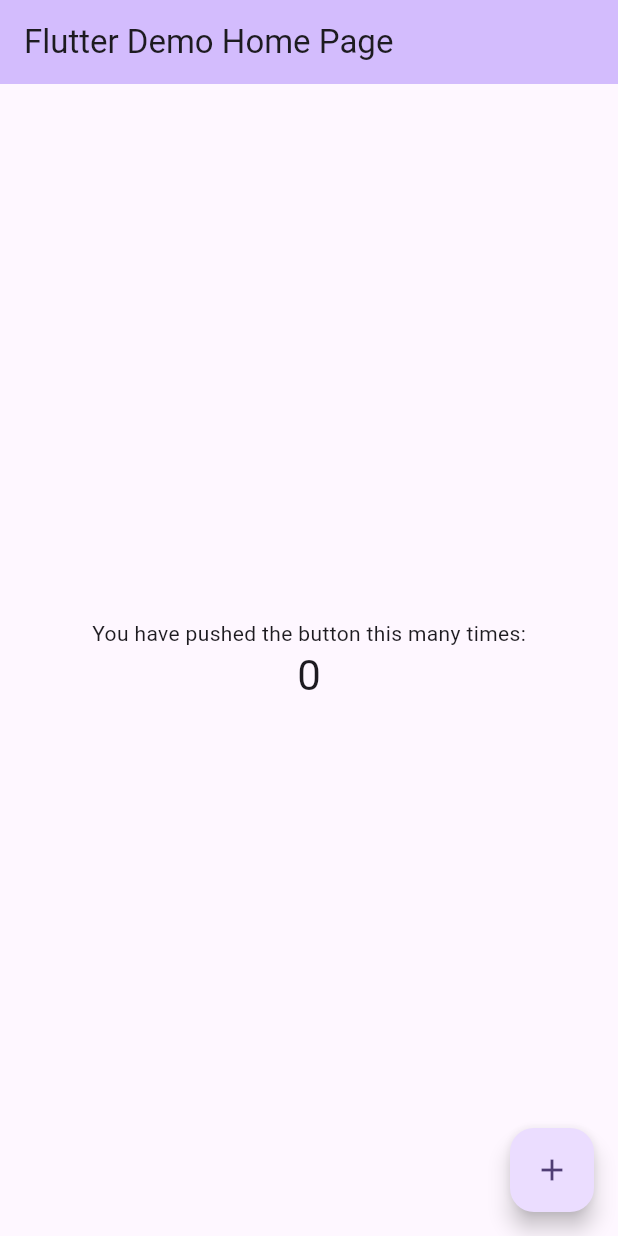
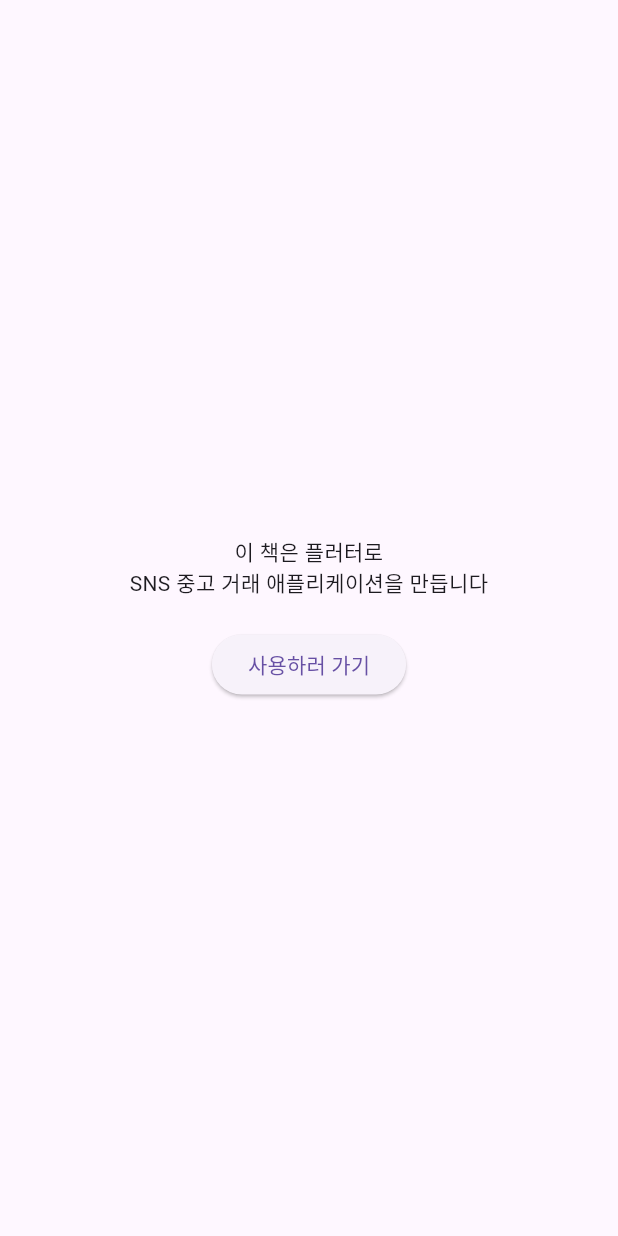
Before and after one commit to Jongmun-Choi/flutterHorseMarket, a Flutter app: the screen it shows after launch, on a phone screen of 412 x 824 dp. Run offline on Flutter 3.47's test engine with Material 3 defaults, Android fonts, the phone set to English and light mode, and no system bars.

Commit message:
[Flutter] 예제 소스 따라해보기
페이지 전환
- Navigator를 이용한 전환까지

```diff
--- a/lib/main.dart
+++ b/lib/main.dart
@@ -1,122 +1,7 @@
 import 'package:flutter/material.dart';
+
+import 'src/app.dart';
 
 void main() {
   runApp(const MyApp());
 }
-
-class MyApp extends StatelessWidget {
-  const MyApp({super.key});
-
-  // This widget is the root of your application.
-  @override
-  Widget build(BuildContext context) {
-    return MaterialApp(
-      title: 'Flutter Demo',
-      theme: ThemeData(
-        // This is the theme of your application.
-        //
-        // TRY THIS: Try running your application with "flutter run". You'll see
-        // the application has a purple toolbar. Then, without quitting the app,
-        // try changing the seedColor in the colorScheme below to Colors.green
-        // and then invoke "hot reload" (save your changes or press the "hot
-        // reload" button in a Flutter-supported IDE, or press "r" if you used
-        // the command line to start the app).
-        //
-        // Notice that the counter didn't reset back to zero; the application
-        // state is not lost during the reload. To reset the state, use hot
-        // restart instead.
-        //
-        // This works for code too, not just values: Most code changes can be
-        // tested with just a hot reload.
-        colorScheme: ColorScheme.fromSeed(seedColor: Colors.deepPurple),
-      ),
-      home: const MyHomePage(title: 'Flutter Demo Home Page'),
-    );
-  }
-}
-
-class MyHomePage extends StatefulWidget {
-  const MyHomePage({super.key, required this.title});
-
-  // This widget is the home page of your application. It is stateful, meaning
-  // that it has a State object (defined below) that contains fields that affect
-  // how it looks.
-
-  // This class is the configuration for the state. It holds the values (in this
-  // case the title) provided by the parent (in this case the App widget) and
-  // used by the build method of the State. Fields in a Widget subclass are
-  // always marked "final".
-
-  final String title;
-
-  @override
-  State<MyHomePage> createState() => _MyHomePageState();
-}
-
-class _MyHomePageState extends State<MyHomePage> {
-  int _counter = 0;
-
-  void _incrementCounter() {
-    setState(() {
-      // This call to setState tells the Flutter framework that something has
-      // changed in this State, which causes it to rerun the build method below
-      // so that the display can reflect the updated values. If we changed
-      // _counter without calling setState(), then the build method would not be
-      // called again, and so nothing would appear to happen.
-      _counter++;
-    });
-  }
-
-  @override
-  Widget build(BuildContext context) {
-    // This method is rerun every time setState is called, for instance as done
-    // by the _incrementCounter method above.
-    //
-    // The Flutter framework has been optimized to make rerunning build methods
-    // fast, so that you can just rebuild anything that needs updating rather
-    // than having to individually change instances of widgets.
-    return Scaffold(
-      appBar: AppBar(
-        // TRY THIS: Try changing the color here to a specific color (to
-        // Colors.amber, perhaps?) and trigger a hot reload to see the AppBar
-        // change color while the other colors stay the same.
-        backgroundColor: Theme.of(context).colorScheme.inversePrimary,
-        // Here we take the value from the MyHomePage object that was created by
-        // the App.build method, and use it to set our appbar title.
-        title: Text(widget.title),
-      ),
-      body: Center(
-        // Center is a layout widget. It takes a single child and positions it
-        // in the middle of the parent.
-        child: Column(
-          // Column is also a layout widget. It takes a list of children and
-          // arranges them vertically. By default, it sizes itself to fit its
-          // children horizontally, and tries to be as tall as its parent.
-          //
-          // Column has various properties to control how it sizes itself and
-          // how it positions its children. Here we use mainAxisAlignment to
-          // center the children vertically; the main axis here is the vertical
-          // axis because Columns are vertical (the cross axis would be
-          // horizontal).
-          //
-          // TRY THIS: Invoke "debug painting" (choose the "Toggle Debug Paint"
-          // action in the IDE, or press "p" in the console), to see the
-          // wireframe for each widget.
-          mainAxisAlignment: MainAxisAlignment.center,
-          children: <Widget>[
-            const Text('You have pushed the button this many times:'),
-            Text(
-              '$_counter',
-              style: Theme.of(context).textTheme.headlineMedium,
-            ),
-          ],
-        ),
-      ),
-      floatingActionButton: FloatingActionButton(
-        onPressed: _incrementCounter,
-        tooltip: 'Increment',
-        child: const Icon(Icons.add),
-      ), // This trailing comma makes auto-formatting nicer for build methods.
-    );
-  }
-}
--- /dev/null
+++ b/lib/src/app.dart
@@ -0,0 +1,16 @@
+import 'package:flutter/material.dart';
+
+import 'screen/intro.dart';
+
+class MyApp extends StatelessWidget {
+  const MyApp({super.key});
+
+  @override
+  Widget build(BuildContext context) {
+    return const MaterialApp(
+      debugShowCheckedModeBanner: false,
+        title : 'Horse Market',
+        home: Intro(),
+    );
+  }
+}
--- /dev/null
+++ b/lib/src/screen/auth/register.dart
@@ -0,0 +1,17 @@
+import 'package:flutter/material.dart';
+
+class Register extends StatelessWidget {
+  const Register({super.key});
+
+  @override
+  Widget build(BuildContext context) {
+    return Scaffold(
+        appBar: AppBar(
+          title: const Text('회원 가입')
+        ),
+      body: const Center(
+        child: Text('회원 가입 하시겠습니까?')
+      )
+    );//
+  }
+}
--- /dev/null
+++ b/lib/src/screen/intro.dart
@@ -0,0 +1,33 @@
+import 'package:flutter/material.dart';
+
+import 'auth/register.dart';
+
+class Intro extends StatelessWidget {
+  const Intro({super.key});
+
+  @override
+  Widget build(BuildContext context) {
+    return Scaffold(
+        body: Center(
+            child: Column(
+                mainAxisSize: MainAxisSize.min,
+                children: [
+                  const Text('이 책은 플러터로 \nSNS 중고 거래 애플리케이션을 만듭니다',
+                  textAlign: TextAlign.center),
+                  const SizedBox(height : 20),
+                  ElevatedButton(onPressed: (){
+
+                    Navigator.push(
+                      context,
+                      MaterialPageRoute(builder: (context) => const Register()),
+                    );
+
+                  },
+                      child: const Text('사용하러 가기'))
+                ] // children
+            )
+        )
+    );
+  }
+
+}
```
